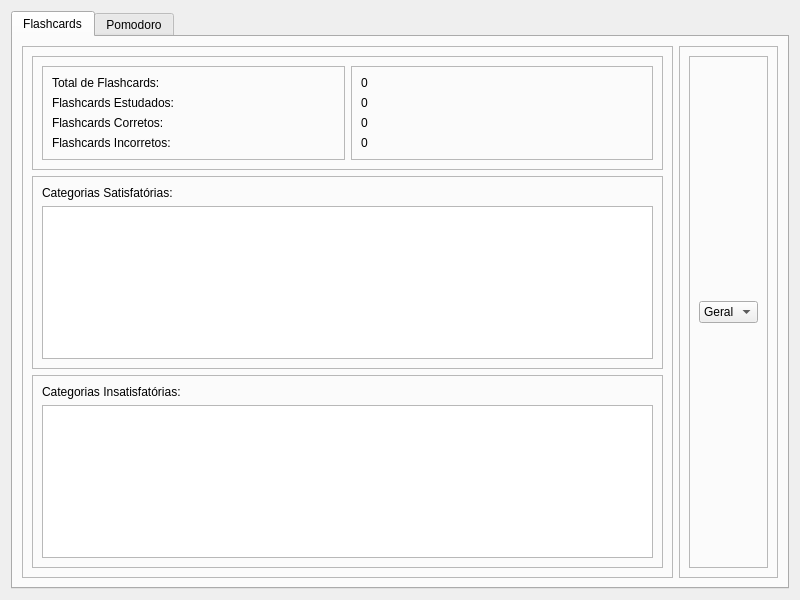
Above: functions/see_progress/see_progress.ui from Nbdyleto/PySide6_Self_TCC before the change. Below: the same form after it.
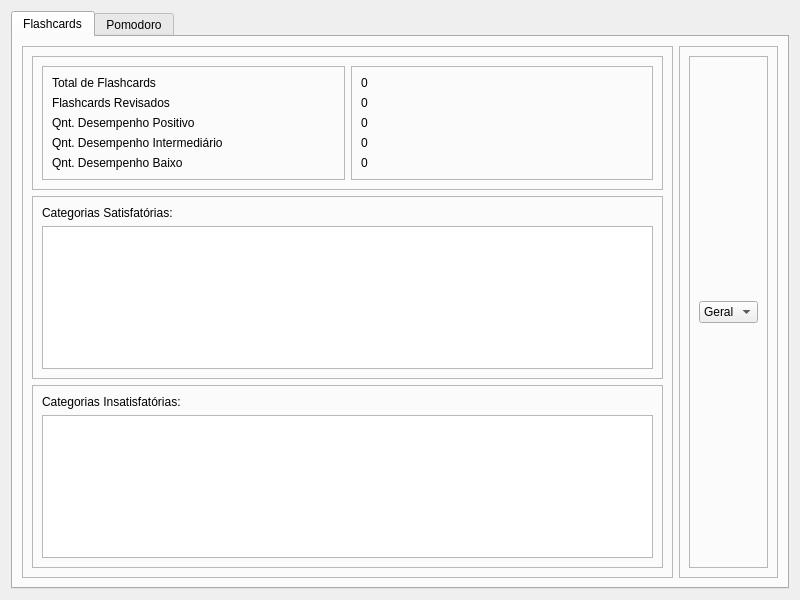
That is the form after the change. The open tabs and pages were chosen to show the change.

Commit message: [see-progress/flashcards] total cards, statistics, etc.

Patch:
```diff
--- a/functions/see_progress/see_progress.ui
+++ b/functions/see_progress/see_progress.ui
@@ -78,28 +78,35 @@
                 <item>
                  <widget class="QLabel" name="label">
                   <property name="text">
-                   <string>Total de Flashcards:</string>
+                   <string>Total de Flashcards</string>
                   </property>
                  </widget>
                 </item>
                 <item>
                  <widget class="QLabel" name="label_2">
                   <property name="text">
-                   <string>Flashcards Estudados:</string>
+                   <string>Flashcards Revisados</string>
                   </property>
                  </widget>
                 </item>
                 <item>
                  <widget class="QLabel" name="label_3">
                   <property name="text">
-                   <string>Flashcards Corretos:</string>
+                   <string>Qnt. Desempenho Positivo</string>
                   </property>
                  </widget>
                 </item>
                 <item>
                  <widget class="QLabel" name="label_4">
                   <property name="text">
-                   <string>Flashcards Incorretos:</string>
+                   <string>Qnt. Desempenho Intermediário</string>
+                  </property>
+                 </widget>
+                </item>
+                <item>
+                 <widget class="QLabel" name="label_7">
+                  <property name="text">
+                   <string>Qnt. Desempenho Baixo</string>
                   </property>
                  </widget>
                 </item>
@@ -137,7 +144,14 @@
                  </widget>
                 </item>
                 <item>
-                 <widget class="QLabel" name="lblWrongCards">
+                 <widget class="QLabel" name="lblOkFeedbackCount">
+                  <property name="text">
+                   <string>0</string>
+                  </property>
+                 </widget>
+                </item>
+                <item>
+                 <widget class="QLabel" name="lblBadFeedbackCount">
                   <property name="text">
                    <string>0</string>
                   </property>
```
Left out of the diff: 4 changed lines with no effect on the pictures. The commit also changes 12 other files.
